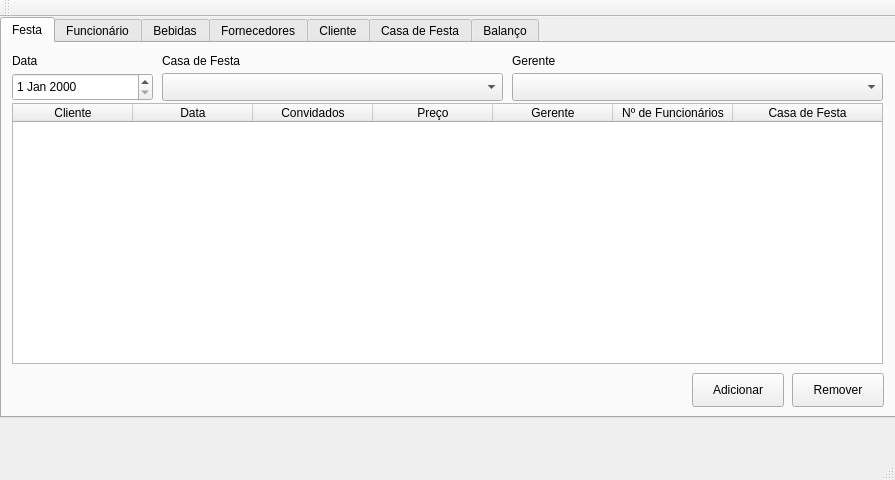
fvendrameto/Databases-Final-Project, file GUI/mainwindow.ui: the form before one commit.
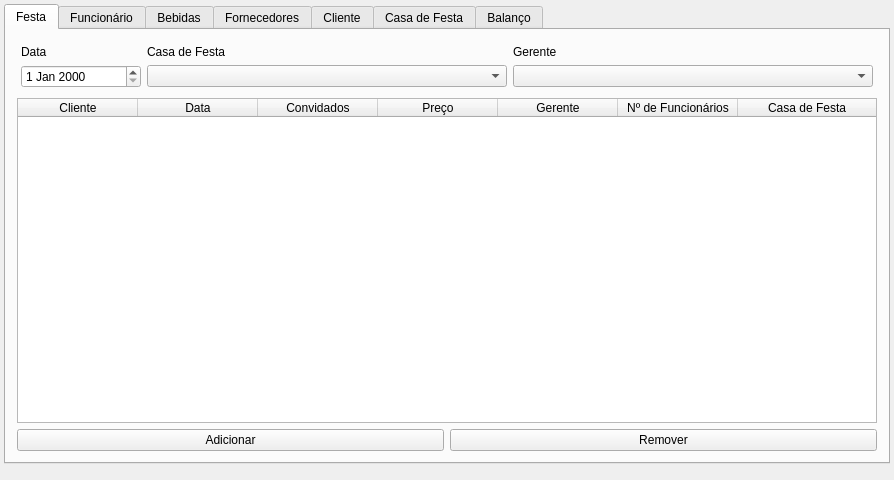
The form after the commit. The open tabs and pages were chosen to show the change.

The edit to the form file:
```diff
--- a/GUI/mainwindow.ui
+++ b/GUI/mainwindow.ui
@@ -6,23 +6,35 @@
    <rect>
     <x>0</x>
     <y>0</y>
-    <width>895</width>
+    <width>894</width>
     <height>480</height>
    </rect>
   </property>
   <property name="windowTitle">
    <string>MainWindow</string>
   </property>
+  <property name="tabShape">
+   <enum>QTabWidget::Rounded</enum>
+  </property>
   <widget class="QWidget" name="centralWidget">
+   <layout class="QGridLayout" name="gridLayout_7">
+    <property name="leftMargin">
+     <number>4</number>
+    </property>
+    <property name="topMargin">
+     <number>4</number>
+    </property>
+    <property name="rightMargin">
+     <number>4</number>
+    </property>
+    <property name="bottomMargin">
+     <number>16</number>
+    </property>
+    <property name="spacing">
+     <number>0</number>
+    </property>
+    <item row="0" column="0">
    <widget class="QTabWidget" name="tabWidget">
-    <property name="geometry">
-     <rect>
-      <x>0</x>
-      <y>0</y>
-      <width>911</width>
-      <height>401</height>
-     </rect>
-    </property>
     <property name="currentIndex">
      <number>1</number>
     </property>
@@ -33,100 +45,66 @@
      <bool>false</bool>
     </property>
     <widget class="QWidget" name="festa">
+       <property name="sizePolicy">
+        <sizepolicy hsizetype="Maximum" vsizetype="Maximum">
+         <horstretch>0</horstretch>
+         <verstretch>0</verstretch>
+        </sizepolicy>
+       </property>
      <attribute name="title">
       <string>Festa</string>
      </attribute>
-     <widget class="QPushButton" name="festa_addButton">
-      <property name="geometry">
-       <rect>
-        <x>690</x>
-        <y>330</y>
-        <width>92</width>
-        <height>34</height>
-       </rect>
-      </property>
-      <property name="text">
-       <string>Adicionar</string>
-      </property>
-     </widget>
-     <widget class="QDateEdit" name="data_edit">
-      <property name="geometry">
-       <rect>
-        <x>10</x>
-        <y>30</y>
-        <width>141</width>
-        <height>28</height>
-       </rect>
-      </property>
-     </widget>
-     <widget class="QComboBox" name="casaDeFesa_comboBox">
-      <property name="geometry">
-       <rect>
-        <x>160</x>
-        <y>30</y>
-        <width>341</width>
-        <height>28</height>
-       </rect>
-      </property>
-     </widget>
-     <widget class="QLabel" name="casaDeFesta_label">
-      <property name="geometry">
-       <rect>
-        <x>160</x>
-        <y>10</y>
-        <width>81</width>
-        <height>16</height>
-       </rect>
-      </property>
-      <property name="text">
-       <string>Casa de Festa</string>
-      </property>
-     </widget>
-     <widget class="QComboBox" name="gerente_comboBox">
-      <property name="geometry">
-       <rect>
-        <x>510</x>
-        <y>30</y>
-        <width>371</width>
-        <height>28</height>
-       </rect>
-      </property>
-     </widget>
-     <widget class="QLabel" name="gerente_label">
-      <property name="geometry">
-       <rect>
-        <x>510</x>
-        <y>10</y>
-        <width>81</width>
-        <height>16</height>
-       </rect>
-      </property>
-      <property name="text">
-       <string>Gerente</string>
-      </property>
-     </widget>
+       <layout class="QGridLayout" name="gridLayout_5">
+        <item row="0" column="0" colspan="2">
+         <widget class="QWidget" name="widget" native="true">
+          <layout class="QGridLayout" name="gridLayout_4" columnstretch="1,3,3">
+           <property name="leftMargin">
+            <number>4</number>
+           </property>
+           <property name="topMargin">
+            <number>4</number>
+           </property>
+           <property name="rightMargin">
+            <number>4</number>
+           </property>
+           <property name="bottomMargin">
+            <number>4</number>
+           </property>
+           <item row="1" column="2">
+            <widget class="QComboBox" name="gerente_comboBox"/>
+           </item>
+           <item row="0" column="0">
      <widget class="QLabel" name="data_label">
-      <property name="geometry">
-       <rect>
-        <x>10</x>
-        <y>10</y>
-        <width>58</width>
-        <height>16</height>
-       </rect>
-      </property>
       <property name="text">
        <string>Data</string>
       </property>
      </widget>
+           </item>
+           <item row="1" column="0">
+            <widget class="QDateEdit" name="data_edit"/>
+           </item>
+           <item row="1" column="1">
+            <widget class="QComboBox" name="casaDeFesa_comboBox"/>
+           </item>
+           <item row="0" column="2">
+            <widget class="QLabel" name="gerente_label">
+             <property name="text">
+              <string>Gerente</string>
+             </property>
+            </widget>
+           </item>
+           <item row="0" column="1">
+            <widget class="QLabel" name="casaDeFesta_label">
+             <property name="text">
+              <string>Casa de Festa</string>
+             </property>
+            </widget>
+           </item>
+          </layout>
+         </widget>
+        </item>
+        <item row="1" column="0" colspan="2">
      <widget class="QTableWidget" name="festa_tableWidget">
-      <property name="geometry">
-       <rect>
-        <x>10</x>
-        <y>60</y>
-        <width>871</width>
-        <height>261</height>
-       </rect>
-      </property>
       <property name="sizePolicy">
        <sizepolicy hsizetype="Expanding" vsizetype="Expanding">
         <horstretch>0</horstretch>
@@ -205,19 +183,22 @@
        </property>
       </column>
      </widget>
+        </item>
+        <item row="2" column="0">
+         <widget class="QPushButton" name="festa_addButton">
+          <property name="text">
+           <string>Adicionar</string>
+          </property>
+         </widget>
+        </item>
+        <item row="2" column="1">
      <widget class="QPushButton" name="festa_delButton">
-      <property name="geometry">
-       <rect>
-        <x>790</x>
-        <y>330</y>
-        <width>92</width>
-        <height>34</height>
-       </rect>
-      </property>
       <property name="text">
        <string>Remover</string>
       </property>
      </widget>
+        </item>
+       </layout>
     </widget>
     <widget class="QWidget" name="funcionario">
      <attribute name="title">
@@ -804,26 +785,9 @@
      </attribute>
     </widget>
    </widget>
+    </item>
+   </layout>
   </widget>
-  <widget class="QMenuBar" name="menuBar">
-   <property name="geometry">
-    <rect>
-     <x>0</x>
-     <y>0</y>
-     <width>895</width>
-     <height>22</height>
-    </rect>
-   </property>
-  </widget>
-  <widget class="QToolBar" name="mainToolBar">
-   <attribute name="toolBarArea">
-    <enum>TopToolBarArea</enum>
-   </attribute>
-   <attribute name="toolBarBreak">
-    <bool>false</bool>
-   </attribute>
-  </widget>
-  <widget class="QStatusBar" name="statusBar"/>
  </widget>
  <layoutdefault spacing="6" margin="11"/>
  <resources/>
```
Left out of the diff: 329 changed lines with no effect on the pictures. Lines whose indentation alone changed are shown as unchanged.
